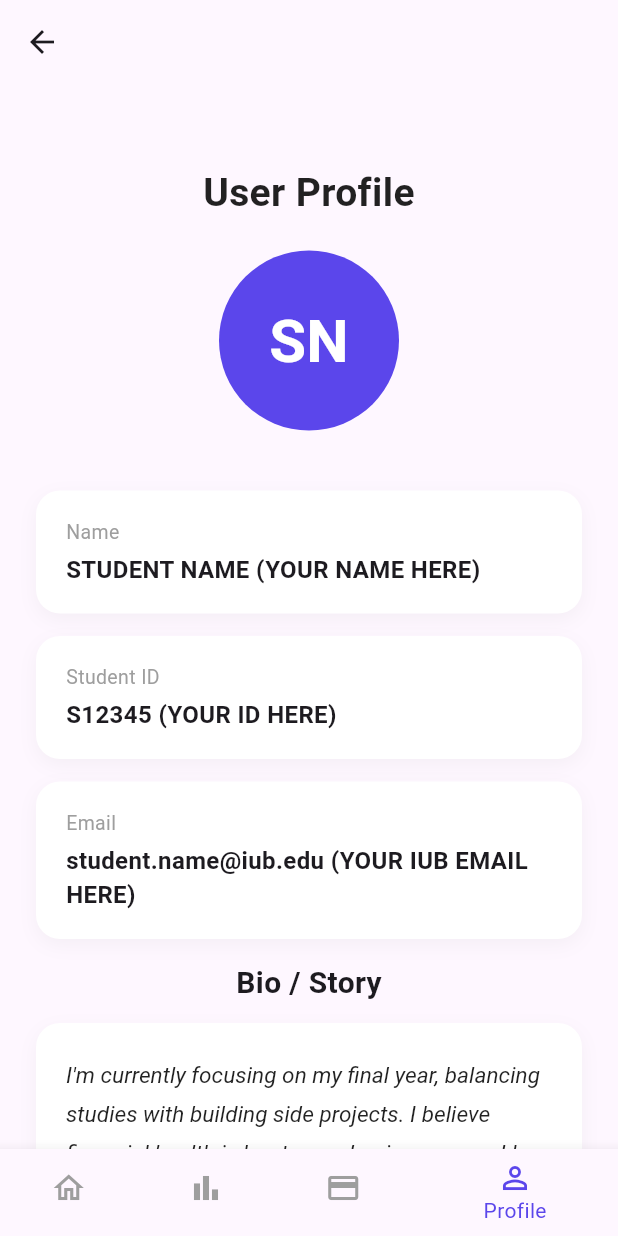
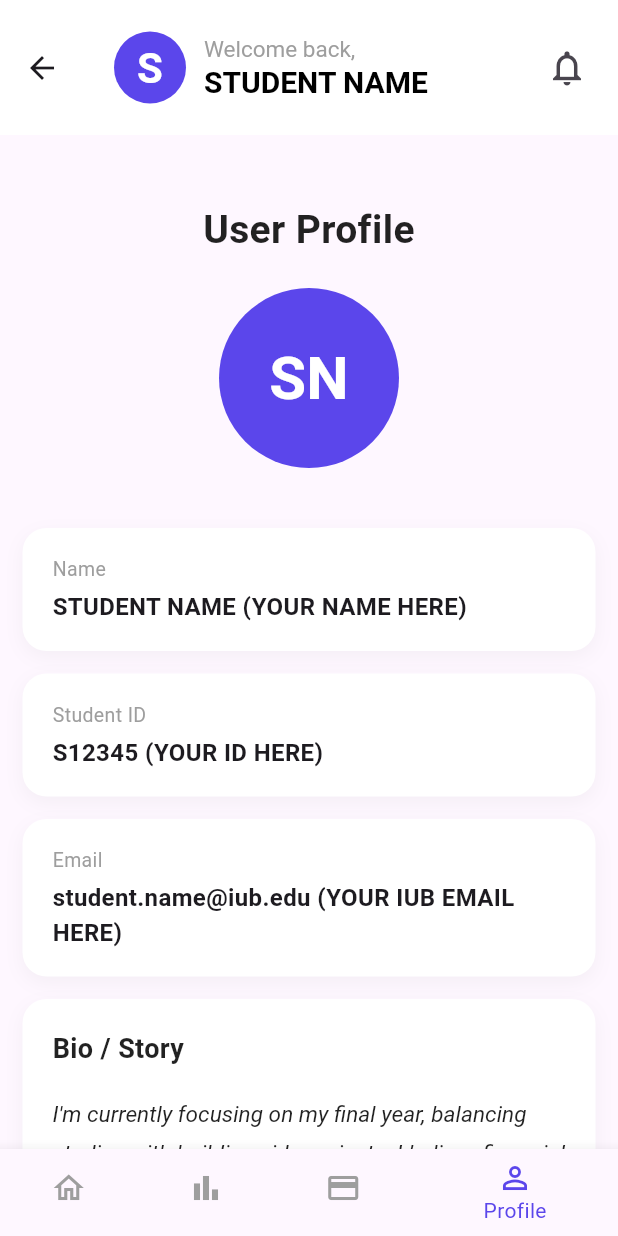
Before and after one commit to mb-shupto/assignment-two-flutter-UI-Masum-Bari-Supto-1930875, a Flutter app: the ProfilePage screen opened directly, on a phone screen of 412 x 824 dp. Run offline on Flutter 3.47's test engine with Material 3 defaults, Android fonts, the phone set to English and light mode, and no system bars.

Commit message:
fixed the "Bio / Story" inside the white card.

```diff
--- a/lib/screens/profile_page.dart
+++ b/lib/screens/profile_page.dart
@@ -1,3 +1,4 @@
+import 'package:assignment_two_flutter/widgets/app_bar.dart';
 import 'package:flutter/material.dart';
 import 'package:assignment_two_flutter/widgets/info_card.dart';
 
@@ -15,44 +16,42 @@ class _ProfilePageState extends State<ProfilePage> {
   static const String name = "STUDENT NAME (YOUR NAME HERE)";
   static const String studentID = "S12345 (YOUR ID HERE)";
   static const String email = "student.name@iub.edu (YOUR IUB EMAIL HERE)";
-//   static const String bio = """
-// I'm currently focusing on my final year, balancing studies with building side projects.
-// I believe financial health is key to academic success. I love hiking on weekends and planning my next big travel adventure!
-// (Note: Students should replace the text above with their own description here!)
-//   """;
-
-
+  static const String mainBio =
+      "I'm currently focusing on my final year, balancing studies "
+      "with building side projects. I believe financial health is key to academic success. "
+      "I love hiking on weekends and planning my next big travel adventure!";
+  static const String note =
+      "(Note: Students should replace the text above with their own description here!)";
 
   @override
   Widget build(BuildContext context) {
     return Scaffold(
-      appBar: AppBar(),
+      appBar: const CustomAppBar(title: "Profile"),
 
-      body: SafeArea(child: SingleChildScrollView(
-        padding: const EdgeInsets.all(24),
+      body: SafeArea(
+        child: SingleChildScrollView(
+          padding: const EdgeInsets.all(15),
           child: Column(
             children: [
+              const SizedBox(height: 30),
 
-            const SizedBox(
-                height: 30
-            ),
-
-            const Text("User Profile",
+              const Text(
+                "User Profile",
                 style: TextStyle(
                   fontSize: 26,
                   fontWeight: FontWeight.bold,
                   color: Colors.black87,
                 ),
-                textAlign: TextAlign.center),
+                textAlign: TextAlign.center,
+              ),
 
-
-            const SizedBox(
-              height: 20),
+              const SizedBox(height: 20),
 
               CircleAvatar(
                 radius: 60,
                 backgroundColor: const Color(0xFF5B46EB),
-              child: const Text("SN",
+                child: const Text(
+                  "SN",
                   style: TextStyle(
                     fontSize: 40,
                     fontWeight: FontWeight.bold,
@@ -61,26 +60,16 @@ class _ProfilePageState extends State<ProfilePage> {
                 ),
               ),
 
-
-            const SizedBox(height: 40,),
+              const SizedBox(height: 40),
               InfoCard(title: 'Name', value: name),
 
-            const SizedBox(height: 15,),
+              const SizedBox(height: 15),
               InfoCard(title: 'Student ID', value: studentID),
 
-            const SizedBox(height: 15,),
+              const SizedBox(height: 15),
               InfoCard(title: "Email", value: email),
 
-            const SizedBox(height: 15,),
-            const Text("Bio / Story",
-            style: TextStyle(
-              fontSize: 20,
-              fontWeight: FontWeight.bold,
-            ),
-            ),
-
-            const SizedBox(height: 12,),
-
+              const SizedBox(height: 15),
               Container(
                 width: double.infinity,
                 padding: const EdgeInsets.all(20),
@@ -95,38 +84,54 @@ class _ProfilePageState extends State<ProfilePage> {
                     ),
                   ],
                 ),
-              child: RichText(text: const TextSpan(
+                child: Column(
+                  crossAxisAlignment: CrossAxisAlignment.start,
+                  children: [
+                    // Title INSIDE the card
+                    const Text(
+                      "Bio / Story",
                       style: TextStyle(
+                        fontSize: 18,
+                        fontWeight: FontWeight.bold,
+                        color: Colors.black87,
+                      ),
+                    ),
+                    const SizedBox(height: 16),
+
+                    // RichText with mixed styles
+                    RichText(
+                      text: TextSpan(
+                        style: const TextStyle(
+                          fontSize: 15,
                           height: 1.7,
-                  fontSize: 15
+                          color: Colors.black87,
                         ),
                         children: [
                           TextSpan(
-                    text: "I'm currently focusing on my final year, balancing studies with building side projects. "
-                        "I believe financial health is key to academic success. "
-                        "I love hiking on weekends and planning my next big travel adventure!\n\n",
-                    style: TextStyle(
+                            text: "$mainBio\n\n",
+                            style: const TextStyle(
                               fontStyle: FontStyle.italic,
-                      color: Colors.black87,
                               fontWeight: FontWeight.w400,
                             ),
                           ),
-
                           TextSpan(
-                    text: "(Note: Students should replace the text above with their own description here!)",
-                    style: TextStyle(
+                            text: note,
+                            style: const TextStyle(
                               color: Colors.red,
                               fontSize: 13,
                               fontWeight: FontWeight.w500,
                             ),
                           ),
                         ],
-              )),
-            )
-
+                      ),
+                    ),
                   ],
                 ),
-      )),
+              ),
+            ],
+          ),
+        ),
+      ),
 
       bottomNavigationBar: BottomNavigationBar(
         currentIndex: _currentIndex,
```
Lines whose indentation alone changed are shown as unchanged.
